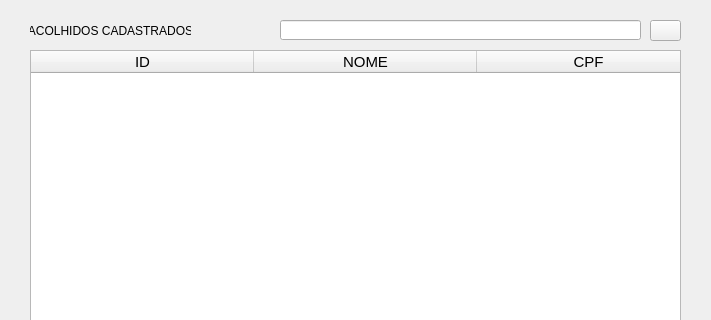
Old version of the form formCadastrado.ui in the repository AlexFilh0/BetelgeuseDB; both pictures show x 0 to 711 and y 0 to 320 of the 711 by 600 pixel window.
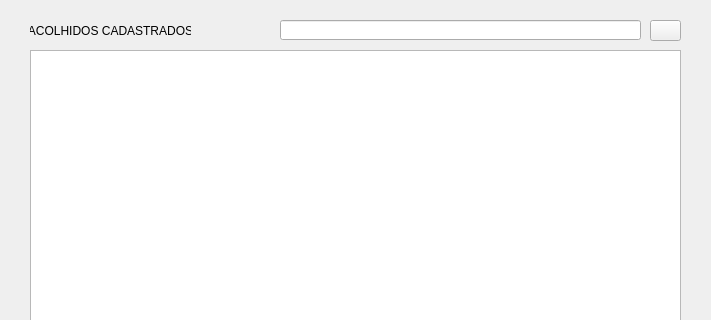
New version of the form. Icons and pictures are not drawn.

```diff
--- a/formCadastrado.ui
+++ b/formCadastrado.ui
@@ -62,7 +62,7 @@
      <bool>false</bool>
     </property>
     <attribute name="horizontalHeaderVisible">
-     <bool>true</bool>
+     <bool>false</bool>
     </attribute>
     <attribute name="horizontalHeaderCascadingSectionResizes">
      <bool>false</bool>
```
Left out of the diff: 20 changed lines with no effect on the pictures.
